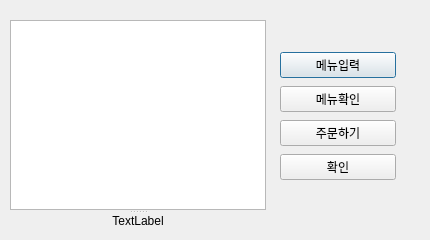
parkjihwanjay/pokachip, file textbrowserTest.ui: the form before one commit.
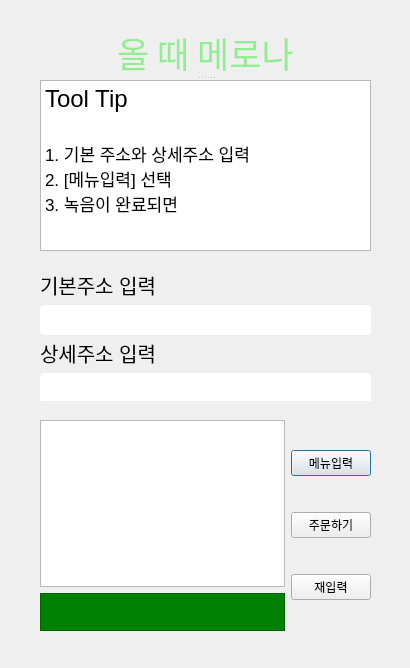
The form after the commit.

Commit message: ui 수정, 주소 입력 및 전달

```diff
--- a/textbrowserTest.ui
+++ b/textbrowserTest.ui
@@ -6,74 +6,254 @@
    <rect>
     <x>0</x>
     <y>0</y>
-    <width>430</width>
-    <height>240</height>
+    <width>410</width>
+    <height>668</height>
    </rect>
   </property>
   <property name="windowTitle">
    <string>Dialog</string>
   </property>
+  <property name="styleSheet">
+   <string notr="true"/>
+  </property>
+  <widget class="QWidget" name="verticalLayoutWidget">
+   <property name="geometry">
+    <rect>
+     <x>40</x>
+     <y>270</y>
+     <width>331</width>
+     <height>131</height>
+    </rect>
+   </property>
+   <layout class="QVBoxLayout" name="verticalLayout_3">
+    <item>
+     <widget class="QLabel" name="label_adrs1">
+      <property name="sizeIncrement">
+       <size>
+        <width>0</width>
+        <height>0</height>
+       </size>
+      </property>
+      <property name="font">
+       <font>
+        <pointsize>15</pointsize>
+        <kerning>false</kerning>
+       </font>
+      </property>
+      <property name="text">
+       <string>기본주소 입력</string>
+      </property>
+     </widget>
+    </item>
+    <item>
+     <widget class="QLineEdit" name="input_adrs1">
+      <property name="enabled">
+       <bool>true</bool>
+      </property>
+      <property name="minimumSize">
+       <size>
+        <width>0</width>
+        <height>30</height>
+       </size>
+      </property>
+      <property name="styleSheet">
+       <string notr="true">
+        border-radius: 4px; 
+        </string>
+      </property>
+      <property name="text">
+       <string/>
+      </property>
+     </widget>
+    </item>
+    <item>
+     <widget class="QLabel" name="label_adrs2">
+      <property name="font">
+       <font>
+        <pointsize>15</pointsize>
+        <kerning>false</kerning>
+       </font>
+      </property>
+      <property name="text">
+       <string>상세주소 입력</string>
+      </property>
+     </widget>
+    </item>
+    <item>
+     <widget class="QLineEdit" name="input_adrs2">
+      <property name="minimumSize">
+       <size>
+        <width>0</width>
+        <height>30</height>
+       </size>
+      </property>
+      <property name="styleSheet">
+       <string notr="true">
+        border-radius: 4px; 
+        </string>
+      </property>
+     </widget>
+    </item>
+   </layout>
+  </widget>
   <widget class="QWidget" name="layoutWidget">
    <property name="geometry">
     <rect>
-     <x>280</x>
-     <y>50</y>
-     <width>116</width>
-     <height>134</height>
+     <x>40</x>
+     <y>420</y>
+     <width>331</width>
+     <height>211</height>
     </rect>
    </property>
-   <layout class="QVBoxLayout" name="verticalLayout">
+   <layout class="QHBoxLayout" name="horizontalLayout">
     <item>
-     <widget class="QPushButton" name="btn_Start">
-      <property name="text">
-       <string>메뉴입력</string>
-      </property>
-     </widget>
+     <layout class="QVBoxLayout" name="verticalLayout_2">
+      <item>
+       <widget class="QTextBrowser" name="textbrow_Test">
+        <property name="minimumSize">
+         <size>
+          <width>0</width>
+          <height>0</height>
+         </size>
+        </property>
+        <property name="maximumSize">
+         <size>
+          <width>16777215</width>
+          <height>1499982</height>
+         </size>
+        </property>
+        <property name="html">
+         <string>&lt;!DOCTYPE HTML PUBLIC &quot;-//W3C//DTD HTML 4.0//EN&quot; &quot;http://www.w3.org/TR/REC-html40/strict.dtd&quot;&gt;
+&lt;html&gt;&lt;head&gt;&lt;meta name=&quot;qrichtext&quot; content=&quot;1&quot; /&gt;&lt;style type=&quot;text/css&quot;&gt;
+p, li { white-space: pre-wrap; }
+&lt;/style&gt;&lt;/head&gt;&lt;body style=&quot; font-family:'.AppleSystemUIFont'; font-size:13pt; font-weight:400; font-style:normal;&quot;&gt;
+&lt;p align=&quot;center&quot; style=&quot;-qt-paragraph-type:empty; margin-top:0px; margin-bottom:0px; margin-left:0px; margin-right:0px; -qt-block-indent:0; text-indent:0px; font-family:'.AppleSystemUIFont';&quot;&gt;&lt;br /&gt;&lt;/p&gt;
+&lt;p align=&quot;center&quot; style=&quot;-qt-paragraph-type:empty; margin-top:0px; margin-bottom:0px; margin-left:0px; margin-right:0px; -qt-block-indent:0; text-indent:0px; font-family:'.AppleSystemUIFont';&quot;&gt;&lt;br /&gt;&lt;/p&gt;
+&lt;p align=&quot;center&quot; style=&quot;-qt-paragraph-type:empty; margin-top:0px; margin-bottom:0px; margin-left:0px; margin-right:0px; -qt-block-indent:0; text-indent:0px; font-family:'.AppleSystemUIFont';&quot;&gt;&lt;br /&gt;&lt;/p&gt;
+&lt;p align=&quot;center&quot; style=&quot;-qt-paragraph-type:empty; margin-top:0px; margin-bottom:0px; margin-left:0px; margin-right:0px; -qt-block-indent:0; text-indent:0px; font-family:'.AppleSystemUIFont';&quot;&gt;&lt;br /&gt;&lt;/p&gt;&lt;/body&gt;&lt;/html&gt;</string>
+        </property>
+       </widget>
+      </item>
+      <item>
+       <widget class="QGraphicsView" name="box_record">
+        <property name="minimumSize">
+         <size>
+          <width>0</width>
+          <height>38</height>
+         </size>
+        </property>
+        <property name="maximumSize">
+         <size>
+          <width>16777215</width>
+          <height>58</height>
+         </size>
+        </property>
+        <property name="autoFillBackground">
+         <bool>false</bool>
+        </property>
+        <property name="styleSheet">
+         <string notr="true">background-color : green;
+
+
+</string>
+        </property>
+        <property name="frameShadow">
+         <enum>QFrame::Plain</enum>
+        </property>
+        <property name="interactive">
+         <bool>true</bool>
+        </property>
+        <property name="alignment">
+         <set>Qt::AlignCenter</set>
+        </property>
+       </widget>
+      </item>
+     </layout>
     </item>
     <item>
-     <widget class="QPushButton" name="btn_setText">
-      <property name="text">
-       <string>메뉴확인</string>
+     <layout class="QVBoxLayout" name="verticalLayout">
+      <property name="leftMargin">
+       <number>0</number>
       </property>
-     </widget>
-    </item>
-    <item>
-     <widget class="QPushButton" name="btn_Search">
-      <property name="text">
-       <string>주문하기</string>
-      </property>
-     </widget>
-    </item>
-    <item>
-     <widget class="QPushButton" name="btn_Clear">
-      <property name="text">
-       <string>확인</string>
-      </property>
-     </widget>
+      <item>
+       <widget class="QPushButton" name="btn_Start">
+        <property name="text">
+         <string>메뉴입력</string>
+        </property>
+       </widget>
+      </item>
+      <item>
+       <widget class="QPushButton" name="btn_Search">
+        <property name="text">
+         <string>주문하기</string>
+        </property>
+       </widget>
+      </item>
+      <item>
+       <widget class="QPushButton" name="btn_reStart">
+        <property name="text">
+         <string>재입력</string>
+        </property>
+       </widget>
+      </item>
+     </layout>
     </item>
    </layout>
   </widget>
   <widget class="QSplitter" name="splitter">
    <property name="geometry">
     <rect>
-     <x>10</x>
-     <y>20</y>
-     <width>256</width>
-     <height>208</height>
+     <x>40</x>
+     <y>30</y>
+     <width>331</width>
+     <height>221</height>
     </rect>
    </property>
    <property name="orientation">
     <enum>Qt::Vertical</enum>
    </property>
-   <widget class="QTextBrowser" name="textbrow_Test"/>
-   <widget class="QLabel" name="label_test">
+   <widget class="QLabel" name="label">
+    <property name="minimumSize">
+     <size>
+      <width>0</width>
+      <height>24</height>
+     </size>
+    </property>
+    <property name="font">
+     <font>
+      <family>JejuGothicOTF</family>
+      <pointsize>26</pointsize>
+      <weight>50</weight>
+      <bold>false</bold>
+     </font>
+    </property>
+    <property name="styleSheet">
+     <string notr="true">color : lightgreen;
+</string>
+    </property>
     <property name="text">
-     <string>TextLabel</string>
+     <string>올 때 메로나</string>
     </property>
     <property name="alignment">
      <set>Qt::AlignCenter</set>
     </property>
    </widget>
+   <widget class="QTextBrowser" name="textBrowser">
+    <property name="styleSheet">
+     <string notr="true"/>
+    </property>
+    <property name="html">
+     <string>&lt;!DOCTYPE HTML PUBLIC &quot;-//W3C//DTD HTML 4.0//EN&quot; &quot;http://www.w3.org/TR/REC-html40/strict.dtd&quot;&gt;
+&lt;html&gt;&lt;head&gt;&lt;meta name=&quot;qrichtext&quot; content=&quot;1&quot; /&gt;&lt;style type=&quot;text/css&quot;&gt;
+p, li { white-space: pre-wrap; }
+&lt;/style&gt;&lt;/head&gt;&lt;body style=&quot; font-family:'.AppleSystemUIFont'; font-size:13pt; font-weight:400; font-style:normal;&quot;&gt;
+&lt;p style=&quot; margin-top:0px; margin-bottom:0px; margin-left:0px; margin-right:0px; -qt-block-indent:0; text-indent:0px;&quot;&gt;&lt;span style=&quot; font-family:'.AppleSystemUIFont'; font-size:18pt;&quot;&gt;Tool Tip&lt;/span&gt;&lt;/p&gt;
+&lt;p style=&quot;-qt-paragraph-type:empty; margin-top:0px; margin-bottom:0px; margin-left:0px; margin-right:0px; -qt-block-indent:0; text-indent:0px; font-family:'.AppleSystemUIFont'; font-size:18pt;&quot;&gt;&lt;br /&gt;&lt;/p&gt;
+&lt;p style=&quot; margin-top:0px; margin-bottom:0px; margin-left:0px; margin-right:0px; -qt-block-indent:0; text-indent:0px;&quot;&gt;&lt;span style=&quot; font-family:'.AppleSystemUIFont';&quot;&gt;1. 기본 주소와 상세주소 입력&lt;/span&gt;&lt;/p&gt;
+&lt;p style=&quot; margin-top:0px; margin-bottom:0px; margin-left:0px; margin-right:0px; -qt-block-indent:0; text-indent:0px;&quot;&gt;&lt;span style=&quot; font-family:'.AppleSystemUIFont';&quot;&gt;2. [메뉴입력] 선택 &lt;/span&gt;&lt;/p&gt;
+&lt;p style=&quot; margin-top:0px; margin-bottom:0px; margin-left:0px; margin-right:0px; -qt-block-indent:0; text-indent:0px;&quot;&gt;&lt;span style=&quot; font-family:'.AppleSystemUIFont';&quot;&gt;3. 녹음이 완료되면 &lt;/span&gt;&lt;/p&gt;&lt;/body&gt;&lt;/html&gt;</string>
+    </property>
+   </widget>
   </widget>
  </widget>
  <resources/>
```
Left out of the diff: 4 changed lines with no effect on the pictures. The commit also changes 3 other files.
